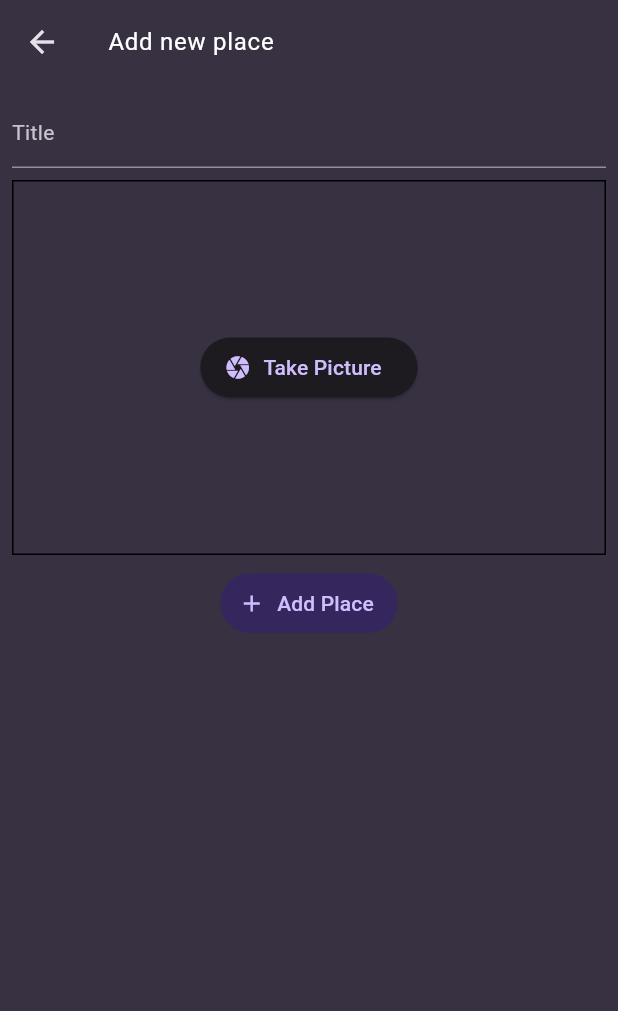
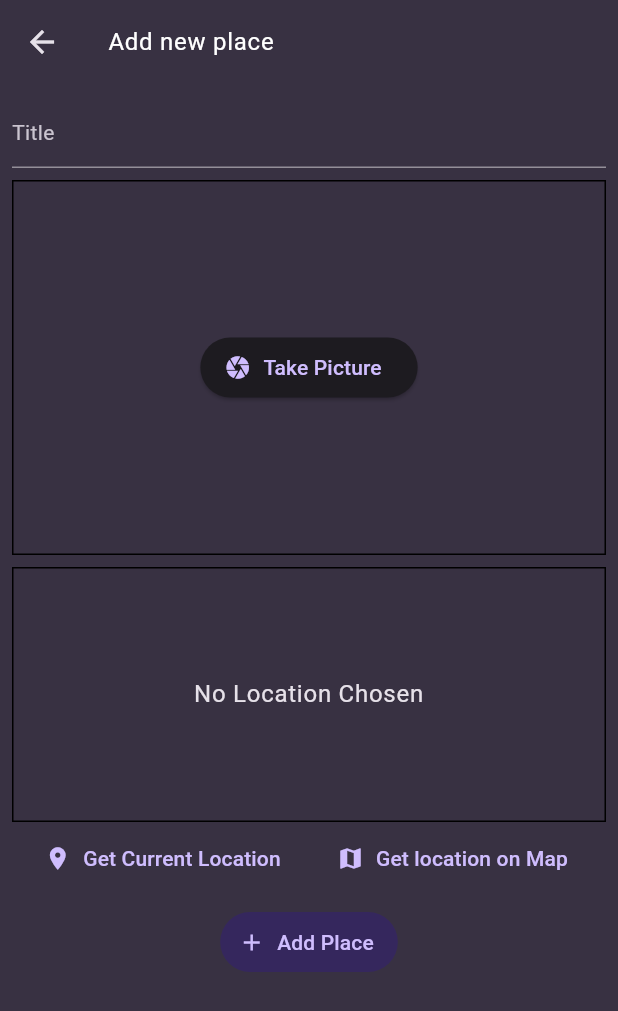
Before and after one commit to Invictus-ill/favourite_places_flutter_app, a Flutter app: the AddPlaceScreen screen opened directly, on a phone screen of 412 x 824 dp. Shown: the top 1011 px of the screen. Run offline on Flutter 3.47's test engine with Material 3 defaults, Android fonts, the phone set to English and light mode, and no system bars; our stand-ins replace flutter_riverpod, google_fonts, image_picker, location.

Commit message:
Add location functionality and update permissions
- Introduced PlaceLocation class to manage location data.
- Updated Place class to include location property.
- Implemented LocationInput widget for selecting locations.
- Enhanced AddPlaceScreen to handle location selection.
- Updated PlaceDetails to display location information.
- Modified places list to show location addresses.
- Added necessary permissions in AndroidManifest.xml.
- Registered location plugin in macOS project files.
- Updated pubspec.yaml and pubspec.lock to include location package.

```diff
--- a/lib/models/place.dart
+++ b/lib/models/place.dart
@@ -1,9 +1,27 @@
 import 'dart:io';
 
+class PlaceLocation {
+  const PlaceLocation({
+    required this.latitude,
+    required this.longitude,
+    required this.address,
+  });
+
+  final double latitude;
+  final double longitude;
+  final String address;
+}
+
 class Place {
-  const Place({required this.id, required this.title, required this.image});
+  const Place({
+    required this.id,
+    required this.title,
+    required this.image,
+    required this.location,
+  });
 
   final String id;
   final String title;
   final File? image;
+  final PlaceLocation location;
 }
--- a/lib/screens/add_place.dart
+++ b/lib/screens/add_place.dart
@@ -3,6 +3,7 @@
 import 'package:favourite_places_flutter_app/models/place.dart';
 import 'package:favourite_places_flutter_app/providers/places_notifier.dart';
 import 'package:favourite_places_flutter_app/widgets/image_input.dart';
+import 'package:favourite_places_flutter_app/widgets/location_input.dart';
 import 'package:flutter/material.dart';
 import 'package:flutter_riverpod/flutter_riverpod.dart';
 
@@ -18,9 +19,14 @@
 class _AddPlaceScreenState extends ConsumerState<AddPlaceScreen> {
   late TextEditingController _titleFieldController;
   File? _selectedImage;
+  PlaceLocation? _pickedLocation;
 
   void onSelectImage(File image) {
     _selectedImage = image;
+  }
+
+  void onSelectLocation(PlaceLocation location) {
+    _pickedLocation = location;
   }
 
   @override
@@ -59,6 +65,7 @@
               decoration: InputDecoration(hintText: 'Title'),
             ),
             ImageInput(onSelectImage: onSelectImage),
+            LocationInput(onSelectLocation: onSelectLocation),
             TextButton.icon(
               onPressed: () {
                 ref
@@ -68,6 +75,7 @@
                         id: DateTime.now().toString(),
                         title: _titleFieldController.text,
                         image: _selectedImage,
+                        location: _pickedLocation!,
                       ),
                     );
                 Navigator.pop(context);
--- /dev/null
+++ b/lib/widgets/location_input.dart
@@ -0,0 +1,135 @@
+import 'dart:convert';
+
+import 'package:favourite_places_flutter_app/models/place.dart';
+import 'package:flutter/material.dart';
+import 'package:location/location.dart';
+import 'package:http/http.dart' as http;
+
+class LocationInput extends StatefulWidget {
+  const LocationInput({super.key, required this.onSelectLocation});
+
+  final void Function(PlaceLocation location) onSelectLocation;
+
+  @override
+  State<StatefulWidget> createState() {
+    return _LocationInputState();
+  }
+}
+
+class _LocationInputState extends State<LocationInput> {
+  PlaceLocation? _pickedLocation;
+  bool _isGettingLocation = false;
+
+  String get locationImage {
+    final lat = _pickedLocation!.latitude;
+    final lon = _pickedLocation!.longitude;
+
+    return 'https://maps.googleapis.com/maps/api/staticmap?center=$lat,$lon&zoom=16&size=600x300&maptype=roadmap&markers=color:red%7Clabel:C%7C$lat,$lon&key=<key>';
+  }
+
+  void _getCurrentLocation() async {
+    Location location = Location();
+
+    bool serviceEnabled;
+    PermissionStatus permissionGranted;
+    LocationData locationData;
+
+    serviceEnabled = await location.serviceEnabled();
+    if (!serviceEnabled) {
+      serviceEnabled = await location.requestService();
+      if (!serviceEnabled) {
+        return;
+      }
+    }
+
+    permissionGranted = await location.hasPermission();
+    if (permissionGranted == PermissionStatus.denied) {
+      permissionGranted = await location.requestPermission();
+      if (permissionGranted != PermissionStatus.granted) {
+        return;
+      }
+    }
+
+    setState(() {
+      _isGettingLocation = true;
+    });
+
+    locationData = await location.getLocation();
+
+    if (locationData.latitude == null || locationData.longitude == null) {
+      return;
+    }
+
+    final url = Uri.parse(
+      'https://maps.googleapis.com/maps/api/geocode/json?latlng=${locationData.latitude},${locationData.longitude}&key=<key>',
+    );
+
+    final response = await http.get(url);
+
+    final resData = json.decode(response.body);
+
+    final address =
+        resData['results'][0]['formatted_address']; //Response documentation: https://developers.google.com/maps/documentation/geocoding/requests-reverse-geocoding
+
+    setState(() {
+      _pickedLocation = PlaceLocation(
+        latitude: locationData.latitude!,
+        longitude: locationData.longitude!,
+        address: address,
+      );
+      _isGettingLocation = false;
+    });
+
+    widget.onSelectLocation(_pickedLocation!);
+  }
+
+  @override
+  Widget build(BuildContext context) {
+    Widget previewContent = Text(
+      'No Location Chosen',
+      textAlign: TextAlign.center,
+      style: Theme.of(context).textTheme.bodyLarge!.copyWith(
+        color: Theme.of(context).colorScheme.onSurface,
+      ),
+    );
+
+    if (_isGettingLocation == true) {
+      previewContent = const CircularProgressIndicator();
+    }
+
+    if (_pickedLocation != null) {
+      previewContent = Image.network(
+        locationImage,
+        fit: BoxFit.cover,
+        width: double.infinity,
+        height: double.infinity,
+      );
+    }
+    return Column(
+      children: [
+        Container(
+          alignment: Alignment.center,
+          height: 170,
+          width: double.infinity,
+          decoration: BoxDecoration(border: BoxBorder.all()),
+          child: previewContent,
+        ),
+        Row(
+          mainAxisAlignment: MainAxisAlignment.spaceEvenly,
+          children: [
+            TextButton.icon(
+              onPressed: _getCurrentLocation,
+              label: Text('Get Current Location'),
+              icon: Icon(Icons.location_on),
+            ),
+            TextButton.icon(
+              onPressed: () {},
+              label: Text('Get location on Map'),
+              icon: Icon(Icons.map),
+            ),
+          ],
+        ),
+      ],
+    );
+  }
+}
--- a/pubspec.yaml
+++ b/pubspec.yaml
@@ -39,6 +39,8 @@
   riverpod_generator: ^3.0.0-dev.11
   riverpod_annotation: ^3.0.0-dev.3
   image_picker: ^1.2.1
+  location: ^8.0.1
+  http: ^1.6.0
 
 dev_dependencies:
   flutter_test:
```
Also changed, not shown: lib/screens/place_details.dart (+47 -7 lines), lib/screens/places_list.dart (+17 -3 lines), pubspec.lock, 5 other files.
